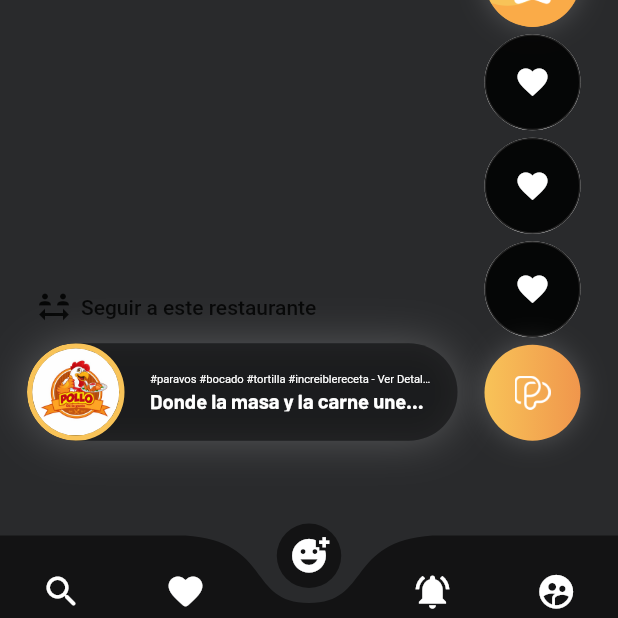
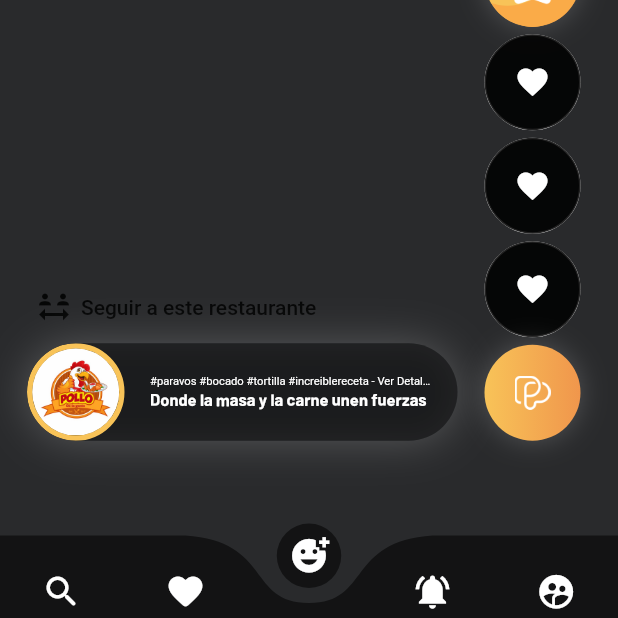
Before and after one commit to richardkelvin81/provechopolis, a Flutter app: the screen it shows after launch, scrolled down 2880 dp, on a phone screen of 412 x 824 dp, the part 618-1236 px from its top. Run offline on Flutter 3.47's test engine with Material 2 defaults, Android fonts, the phone set to English and light mode, and no system bars; drawn by our look-alikes of curved_navigation_bar; our stand-ins replace animate_do, cloud_firestore, firebase_core, firebase_storage, flutter_cache_manager, image_picker and 1 more; missing offline and left inert: flutter_ffmpeg, marquee_widget, video_compress; accounts and stored records are empty; network calls fail.

Commit message:
Reajuste de tamaño del titulo

```diff
--- a/lib/VIEW/0features/videos/widgets/shared/video_titulos.dart
+++ b/lib/VIEW/0features/videos/widgets/shared/video_titulos.dart
@@ -42,7 +42,7 @@ class VideoTitulos extends StatelessWidget {
               style: TextStyle(
                   fontFamily: 'Barlow Bold',
                   color: Colors.white,
-                  fontSize: GlobalResponsive.smallFont(context) + 2.5),
+                  fontSize: GlobalResponsive.smallFont(context) ),
               ),
           ),
 
```
